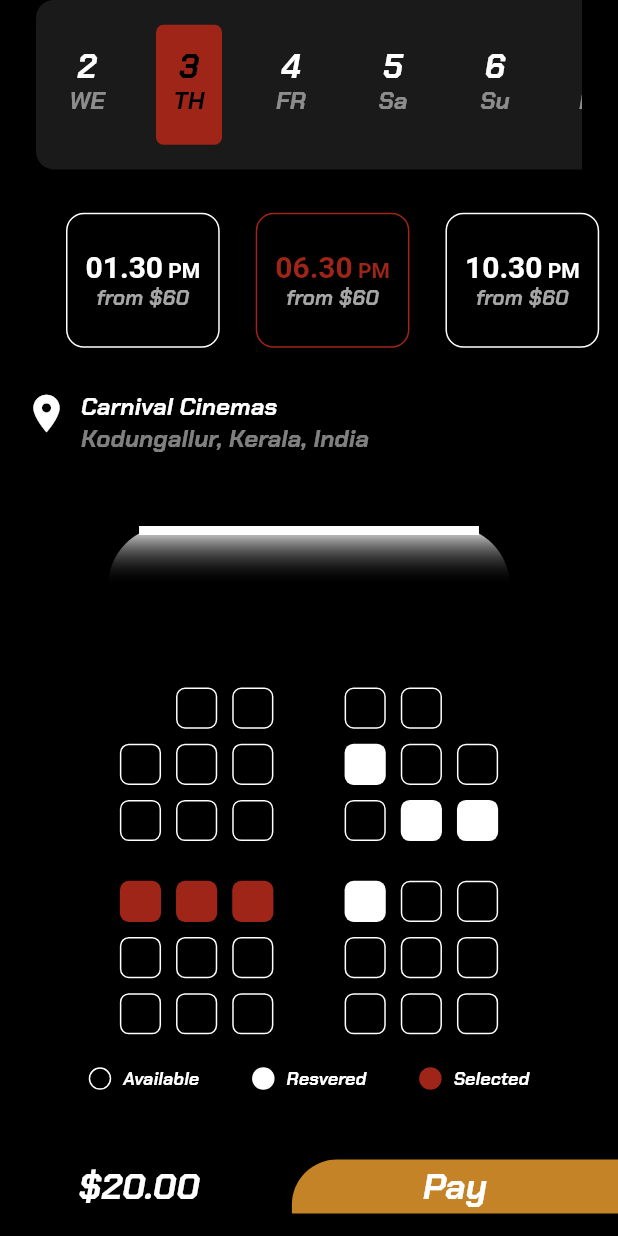
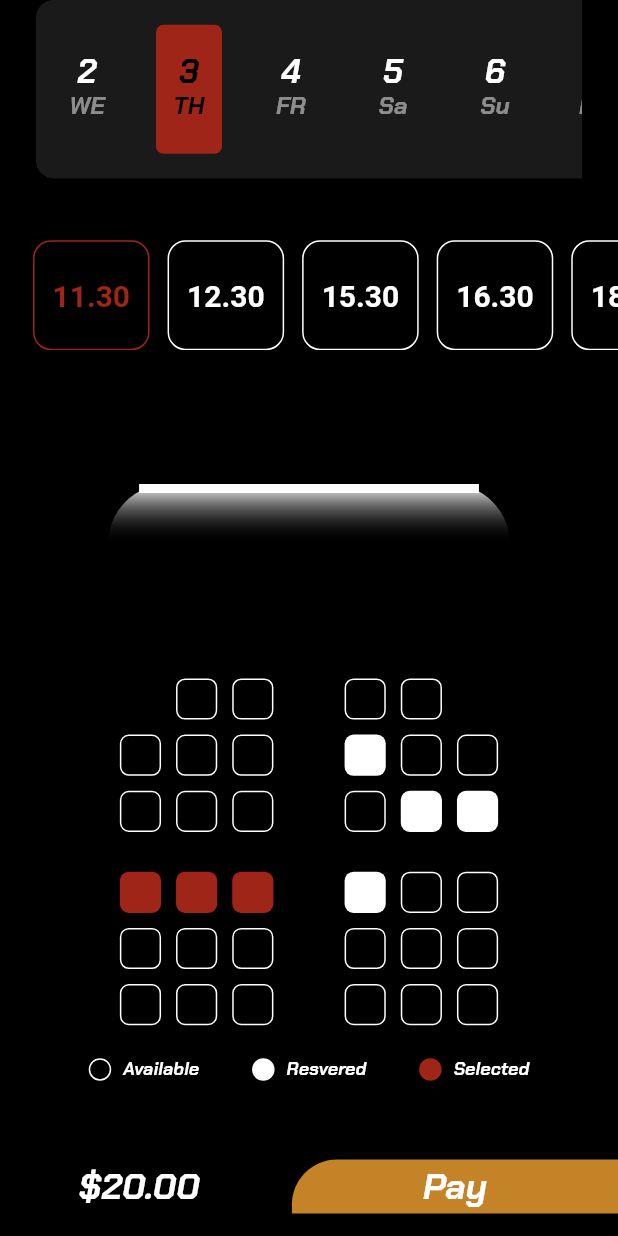
Before and after one commit to IMthitinat/Flutter-Movie, a Flutter app: the screen it shows after launch, on a phone screen of 412 x 824 dp. Run offline on Flutter 3.47's test engine with Material 2 defaults, Android fonts, the phone set to English and light mode, and no system bars.

Commit message:
alter time selector UI

```diff
--- a/projectmovie/lib/components/time_selector.dart
+++ b/projectmovie/lib/components/time_selector.dart
@@ -1,3 +1,5 @@
+// ignore_for_file: prefer_const_constructors
+
 import 'package:flutter/material.dart';
 import 'Cons.dart';
 
@@ -8,12 +10,14 @@ class TimeSelector extends StatefulWidget {
 }
 
 class _TimeSelectorState extends State<TimeSelector> {
-  int timeIntexSelected = 1;
+  int timeIntexSelected = 0;
 
   var time = [
-    ["01.30", 5],
-    ["06.30", 10],
-    ["10.30", 15]
+    ["11.30", 5],
+    ["12.30", 10],
+    ["15.30", 15],
+    ["16.30", 20],
+    ["18.30", 25],
   ];
 
 
@@ -23,7 +27,7 @@ class _TimeSelectorState extends State<TimeSelector> {
 
     return Container(
 
-      margin: EdgeInsets.symmetric(horizontal: 12),
+      margin: EdgeInsets.symmetric(horizontal: 6),
       padding: EdgeInsets.symmetric(horizontal: appPadding * 0.75),
       decoration: BoxDecoration(
           border: Border.all(
@@ -44,26 +48,10 @@ class _TimeSelectorState extends State<TimeSelector> {
                   fontWeight: FontWeight.w600,
                   color: active ? primary : white,
                 ),
-                children: <TextSpan>[
-                  TextSpan(
-                    text: ' PM',
-                    style: TextStyle(
-                      fontSize: 14,
-                      fontWeight: FontWeight.w600,
-                      color: active ? primary : white,
-                    )
-                  )
-                ]
+
               )
           ),
-          Text(
-            "from \$$price",
-            style: TextStyle(
-              fontSize: 14,
-              fontWeight: FontWeight.w600,
-              color: grey,
-            ),
-          )
+
         ],
       ),
     );
@@ -76,13 +64,14 @@ class _TimeSelectorState extends State<TimeSelector> {
     return Expanded(
       flex: 17,
       child: Container(
-        margin: EdgeInsets.symmetric(vertical: size.height * 0.035),
+         width: size.width,
+        margin: EdgeInsets.symmetric(vertical: size.height * 0.05),
         child: ListView.builder(
           scrollDirection: Axis.horizontal,
-          itemCount: 3,
+          itemCount: time.length,
           itemBuilder: (context, index) {
             return Container(
-              margin: EdgeInsets.only(left: index == 0 ? 32 : 0),
+              margin: EdgeInsets.only(left: index == 0 ? 16 : 0,),
               child: GestureDetector(
                 onTap: () {
                   setState(() {
--- a/projectmovie/lib/selectionPage.dart
+++ b/projectmovie/lib/selectionPage.dart
@@ -1,10 +1,11 @@
 import 'package:flutter/material.dart';
 import 'package:projectmovie/components/pay_button.dart';
 import 'package:projectmovie/components/seat_selector.dart';
-import 'package:projectmovie/components/time_selector.dart';
+
 
 import 'components/date_selector.dart';
 import 'components/location.dart';
+import 'components/time_selector.dart';
 
 class SelectionPage extends StatefulWidget {
   const SelectionPage({Key? key}) : super(key: key);
@@ -24,7 +25,7 @@ class _SelectionPageState extends State<SelectionPage> {
             children: [
               DateSelector(),
               TimeSelector(),
-              LocationText(),
+
               SeatSelector(),
               PayButton(),
             ],
```
